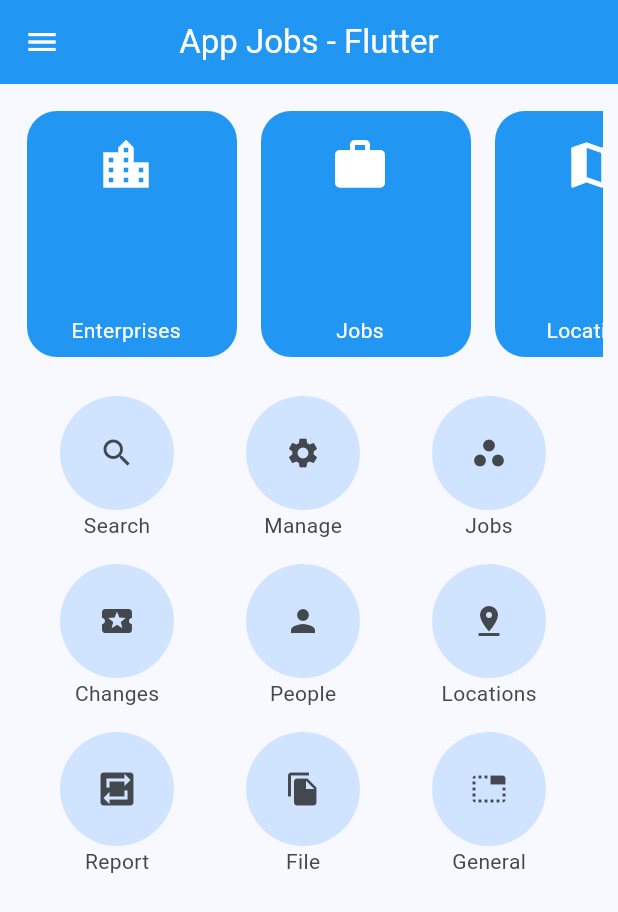
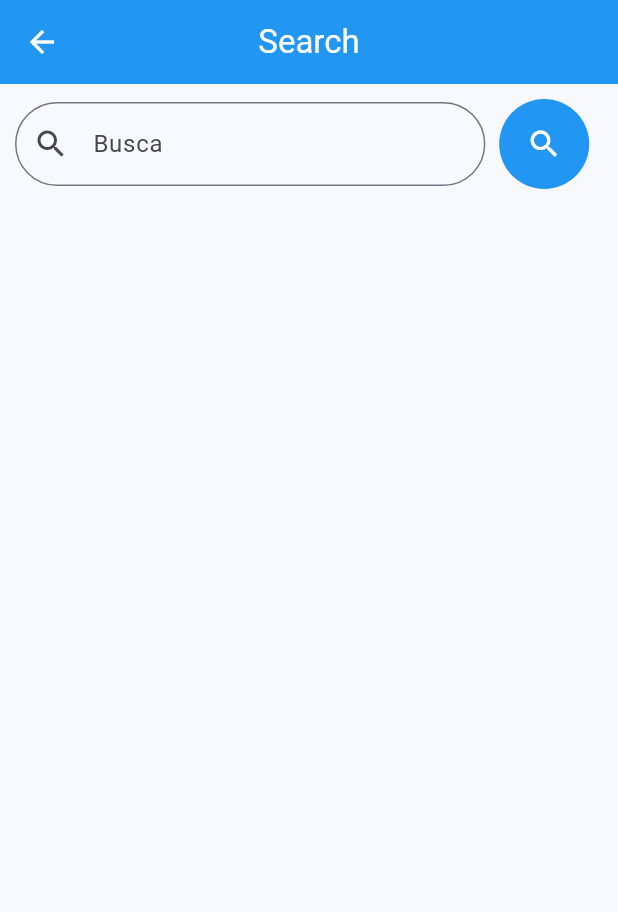
Before and after one commit to LeynnerRoque/appjobsflutter, a Flutter app: the screen it shows after launch, after a tap on the "search" icon, on a phone screen of 412 x 824 dp. Shown: the top 912 px of the screen. Run offline on Flutter 3.47's test engine with Material 3 defaults, Android fonts, the light colour scheme and no system bars; network calls fail.

Commit message:
first operation menu middle

```diff
--- /dev/null
+++ b/lib/components/circle-button-component.dart
@@ -0,0 +1,20 @@
+import 'package:flutter/material.dart';
+
+class CircleButtonComponent extends StatelessWidget {
+
+  final Function() onPressed;
+
+  CircleButtonComponent({
+    Key? key,
+    required this.onPressed,
+  }): super(key: key);
+
+  @override
+  Widget build(BuildContext context) {
+    return CircleAvatar(
+      backgroundColor: Colors.blue,
+      radius: 30,
+      child: IconButton(onPressed: onPressed, icon: Icon(Icons.search, color: Colors.white,)),
+    );
+  }
+}
--- a/lib/home/home.dart
+++ b/lib/home/home.dart
@@ -5,6 +5,7 @@ import 'package:appjobsflutter/home/lists/all-enterprises.dart';
 import 'package:appjobsflutter/home/lists/all-jobs.dart';
 import 'package:appjobsflutter/home/lists/all-locations.dart';
 import 'package:appjobsflutter/home/lists/all-peoples.dart';
+import 'package:appjobsflutter/home/operations/search.dart';
 import 'package:flutter/material.dart';
 
 class HomePage extends StatefulWidget {
@@ -40,6 +41,11 @@ class _HomePageState extends State<HomePage> {
     Navigator.pop(context);
     Navigator.push(
         context, MaterialPageRoute(builder: (context) => AllPeoples()));
+  }
+
+  goToSearchPage(){
+    Navigator.push(
+        context, MaterialPageRoute(builder: (context) => SearchPage()));
   }
 
   @override
@@ -137,7 +143,9 @@ class _HomePageState extends State<HomePage> {
                                   icon: Icon(Icons.search),
                                   icon2: Icon(Icons.settings),
                                   icon3: Icon(Icons.workspaces_filled),
-                                  onpressed1: () {},
+                                  onpressed1: () {
+                                    goToSearchPage();
+                                  },
                                   onpressed2: () {},
                                   onpressed3: () {}),
 
--- /dev/null
+++ b/lib/home/operations/search.dart
@@ -0,0 +1,103 @@
+import 'package:appjobsflutter/components/circle-button-component.dart';
+import 'package:appjobsflutter/components/field-component.dart';
+import 'package:appjobsflutter/models/enterprise.dart';
+import 'package:appjobsflutter/service/enterprise-service.dart';
+import 'package:flutter/material.dart';
+import 'dart:convert' as convert;
+
+class SearchPage extends StatefulWidget {
+  @override
+  _SearchPageState createState() => _SearchPageState();
+}
+
+class _SearchPageState extends State<SearchPage> {
+  final searchController = TextEditingController();
+  bool showSearchReturn = false;
+  bool notResult = false;
+
+    Future<Enterprises> getAll() async {
+    var response = await enterpriseService.findEnterprises(searchController.text);
+    if (response.statusCode == 200) {
+      var json = convert.jsonDecode(response.body);
+      json as  Map<String, dynamic>;
+      print(json);
+      setState(() {
+        showSearchReturn = true;
+      });
+      return Enterprises.fromJson(json);
+    } else {
+      throw Exception('Failed on load data');
+    }
+  }
+
+   FutureBuilder<Enterprises> viewAll() {
+    return FutureBuilder(
+        future: getAll(),
+        builder: (context, snapshot) {
+          if (snapshot.hasData) {
+            Enterprises? views = snapshot.data;
+            return ListTile(
+                            leading: CircleAvatar(
+                              child: Text(views!.foundationName.characters.first),
+                              radius: 30,
+                            ),
+                            title: Text(views.foundationName),
+                            subtitle: Text(views.email + "/" + views.phoneNumber),
+                            onTap: () {
+                              //openDialogDetails(e);
+                            },
+                          );
+          } else if (snapshot.hasError) {
+            return Text('${snapshot.error}');
+          }
+          return Center(child: CircularProgressIndicator());
+        });
+  }
+
+
+
+  @override
+  Widget build(BuildContext context) {
+    return Scaffold(
+      appBar: AppBar(
+        centerTitle: true,
+        title: Text(
+          "Search",
+          style: TextStyle(color: Colors.white),
+        ),
+        backgroundColor: Colors.blue,
+        iconTheme: IconThemeData(color: Colors.white),
+      ),
+      body: SingleChildScrollView(
+          padding: EdgeInsets.all(10),
+          child: Column(children: <Widget>[
+            Row(
+              children: [
+                Expanded(
+                  flex: 12,
+                  child: FieldComponent(
+                    controller: searchController,
+                    labelText: "Busca",
+                    icon: Icon(Icons.search),
+                    obscureText: false,
+                    tipoEntrada: TextInputType.text)),
+                    Expanded(
+                      flex: 3,
+                      child: CircleButtonComponent(onPressed: (){getAll();}))
+              ],
+            ),
+            SizedBox(
+                height: 10,
+              ),
+
+              Visibility(
+                child: viewAll(),
+                visible: showSearchReturn,
+                ),
+
+
+          ])
+          ),
+    );
+  }
+}
--- a/lib/service/enterprise-service.dart
+++ b/lib/service/enterprise-service.dart
@@ -35,5 +35,9 @@ class EnterprisesService{
   Future<http.Response> listEnterprises(){
     return http.get(Uri.parse(url+'api/all'));
   }
+
+  Future<http.Response> findEnterprises(filterName){
+    return http.get(Uri.parse(url+'filterName/'+filterName));
+  }
 }
 final enterpriseService = EnterprisesService();
```
